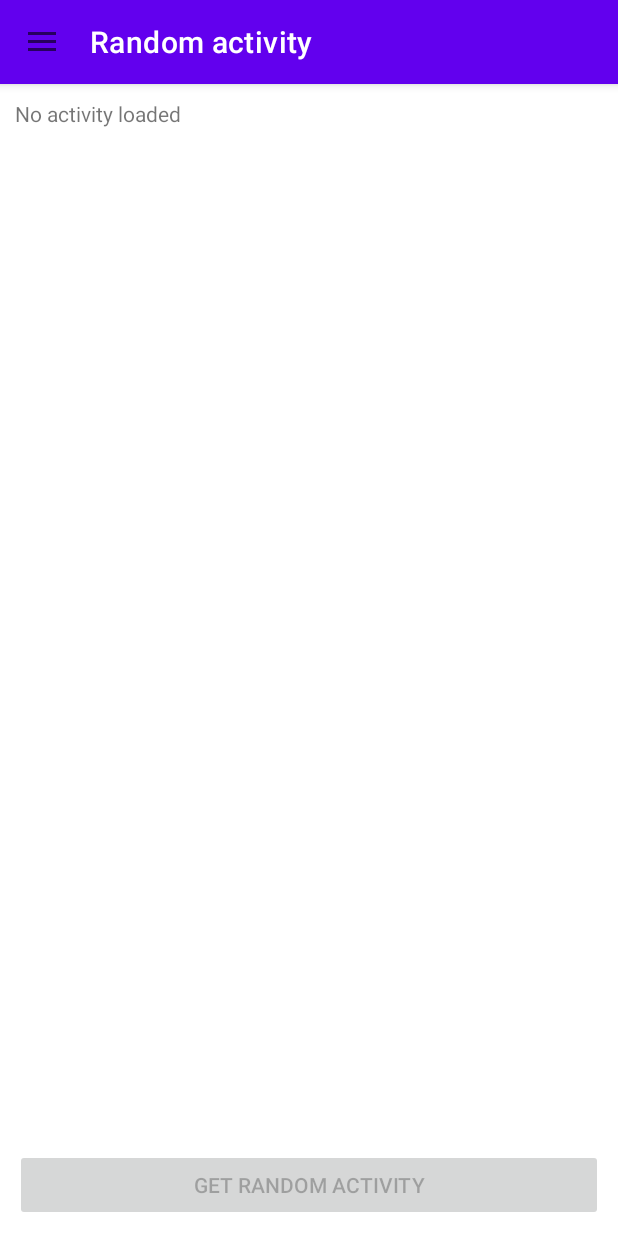
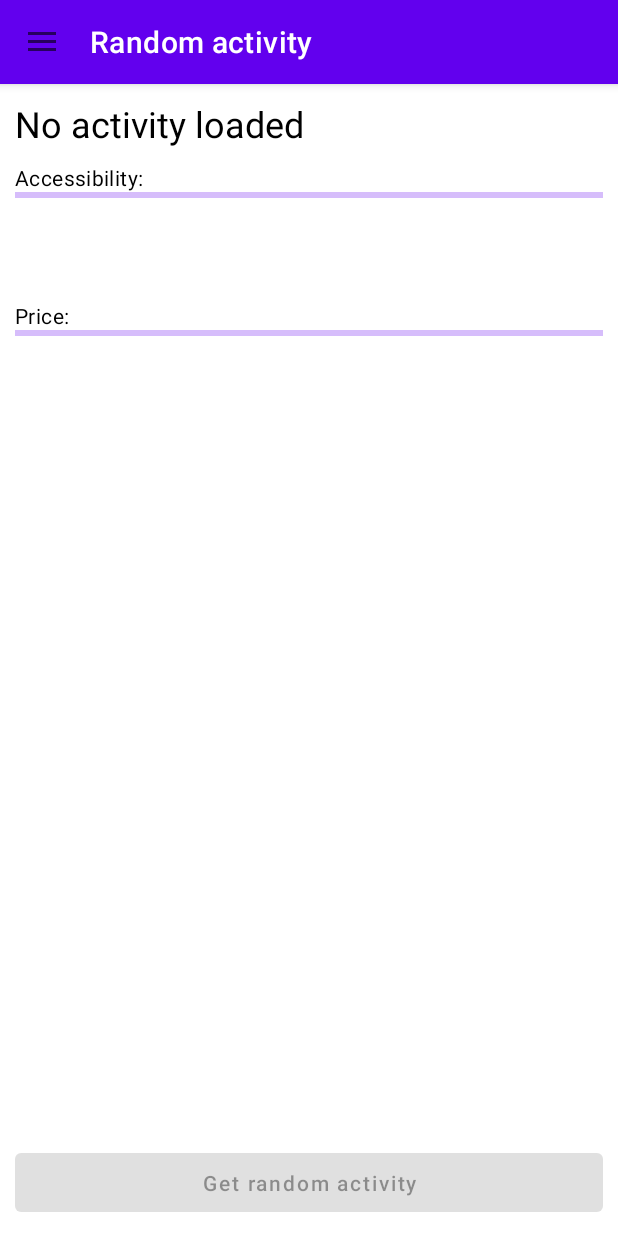
Before and after one commit to JohnyDaDeveloper/Adastra.ONETask, an Android app: the screen it shows after launch (MainActivity), on a phone screen of 412 x 824 dp. Run offline under Robolectric (Android 15) with nearby library versions, the phone set to English and light mode, and no system bars; our stand-ins replace navigation-ui; 2 statements that could not run were skipped.

Commit message:
Base styling of RandomActivityFragment

```diff
--- /dev/null
+++ b/app/src/main/java/cz/johnyapps/adastraone_task/entities/Type.java
@@ -0,0 +1,54 @@
+package cz.johnyapps.adastraone_task.entities;
+
+import androidx.annotation.DrawableRes;
+import androidx.annotation.NonNull;
+import androidx.annotation.Nullable;
+
+import cz.johnyapps.adastraone_task.R;
+import cz.johnyapps.adastraone_task.tools.Logger;
+
+public enum Type {
+    UNKNOWN(R.drawable.type_unknown),
+    EDUCATION(R.drawable.type_education),
+    RECREATIONAL(R.drawable.type_recreational),
+    SOCIAL(R.drawable.type_social),
+    DIY(R.drawable.type_diy),
+    CHARITY(R.drawable.type_charity),
+    COOKING(R.drawable.type_cooking),
+    RELAXATION(R.drawable.type_relaxation),
+    MUSIC(R.drawable.type_music),
+    BUSYWORK(R.drawable.type_busywork);
+
+    @DrawableRes
+    private final int drawableId;
+
+    Type(@DrawableRes int drawableId) {
+        this.drawableId = drawableId;
+    }
+
+    public int getDrawableId() {
+        return drawableId;
+    }
+
+    @NonNull
+    public static Type fromString(@Nullable String value) {
+        Logger.d("TAG", "fromString: %s", value);
+
+        if (value == null) {
+            return getDefault();
+        }
+
+        try {
+            return Type.valueOf(value.toUpperCase());
+        } catch (IllegalArgumentException ignored) {
+
+        }
+
+        return getDefault();
+    }
+
+    @NonNull
+    public static Type getDefault() {
+        return UNKNOWN;
+    }
+}
--- a/app/src/main/java/cz/johnyapps/adastraone_task/fragments/RandomActivityFragment.java
+++ b/app/src/main/java/cz/johnyapps/adastraone_task/fragments/RandomActivityFragment.java
@@ -1,5 +1,6 @@
 package cz.johnyapps.adastraone_task.fragments;
 
+import android.os.Build;
 import android.os.Bundle;
 import android.view.LayoutInflater;
 import android.view.View;
@@ -10,6 +11,7 @@ import androidx.annotation.Nullable;
 import androidx.fragment.app.Fragment;
 import androidx.lifecycle.ViewModelProvider;
 
+import cz.johnyapps.adastraone_task.entities.Type;
 import cz.johnyapps.adastraone_task.viewmodels.MainViewModel;
 import cz.johnyapps.adastraone_task.R;
 import cz.johnyapps.adastraone_task.databinding.FragmnetRandomActivityBinding;
@@ -17,7 +19,9 @@ import cz.johnyapps.adastraone_task.entities.Activity;
 import cz.johnyapps.adastraone_task.tools.Logger;
 
 public class RandomActivityFragment extends Fragment {
+    @NonNull
     private static final String TAG = "RandomActivityFragment";
+    private static final int MAX_PROGRESS = 100;
 
     private MainViewModel viewModel;
 
@@ -35,6 +39,7 @@ public class RandomActivityFragment extends Fragment {
     public View onCreateView(@NonNull LayoutInflater inflater, @Nullable ViewGroup container, @Nullable Bundle savedInstanceState) {
         binding = FragmnetRandomActivityBinding.inflate(inflater);
         binding.randomActivityButton.setOnClickListener(v -> viewModel.getActivityService().fetchRandomActivity());
+        binding.accessibilityProgress.setMax(MAX_PROGRESS);
         setupObservers();
         return binding.getRoot();
     }
@@ -68,20 +73,42 @@ public class RandomActivityFragment extends Fragment {
 
         if (activity != null) {
             binding.activityNameTextView.setText(activity.getActivity());
-            binding.accessibilityTextView.setText(String.valueOf(activity.getAccessibility()));
-            binding.typeTextView.setText(activity.getType());
+            binding.typeImageView.setImageResource(Type.fromString(activity.getType()).getDrawableId());
+            binding.typeImageView.setVisibility(View.VISIBLE);
             binding.participantsTextView.setText(String.valueOf(activity.getParticipants()));
-            binding.priceTextView.setText(String.valueOf(activity.getPrice()));
             binding.linkTextView.setText(activity.getLink());
             binding.keyTextView.setText(activity.getKey());
+
+            if (Build.VERSION.SDK_INT >= Build.VERSION_CODES.N) {
+                binding.accessibilityProgress.setProgress(toProgress(activity.getAccessibility()), true);
+                binding.priceProgress.setProgress(toProgress(activity.getPrice()), true);
+            } else {
+                binding.accessibilityProgress.setProgress(toProgress(activity.getAccessibility()));
+                binding.priceProgress.setProgress(toProgress(activity.getPrice()));
+            }
         } else {
             binding.activityNameTextView.setText(R.string.activityNameTextView_default);
-            binding.accessibilityTextView.setText(null);
-            binding.typeTextView.setText(null);
+            binding.typeImageView.setImageBitmap(null);
+            binding.typeImageView.setVisibility(View.GONE);
             binding.participantsTextView.setText(null);
-            binding.priceTextView.setText(null);
             binding.linkTextView.setText(null);
             binding.keyTextView.setText(null);
+
+            if (Build.VERSION.SDK_INT >= Build.VERSION_CODES.N) {
+                binding.accessibilityProgress.setProgress(0, true);
+                binding.priceProgress.setProgress(0, true);
+            } else {
+                binding.accessibilityProgress.setProgress(0);
+                binding.priceProgress.setProgress(0);
+            }
         }
     }
+
+    private int toProgress(@Nullable Float f) {
+        if (f == null) {
+            return 0;
+        }
+
+        return Math.round(MAX_PROGRESS * f);
+    }
 }
--- /dev/null
+++ b/app/src/main/res/drawable/type_busywork.xml
@@ -0,0 +1,10 @@
+<vector xmlns:android="http://schemas.android.com/apk/res/android"
+    android:width="24dp"
+    android:height="24dp"
+    android:viewportWidth="24"
+    android:viewportHeight="24"
+    android:tint="?attr/colorOnSurface">
+  <path
+      android:fillColor="@android:color/white"
+      android:pathData="M6,19c0,1.1 0.9,2 2,2h8c1.1,0 2,-0.9 2,-2V7H6v12zM19,4h-3.5l-1,-1h-5l-1,1H5v2h14V4z"/>
+</vector>
--- /dev/null
+++ b/app/src/main/res/drawable/type_charity.xml
@@ -0,0 +1,10 @@
+<vector xmlns:android="http://schemas.android.com/apk/res/android"
+    android:width="24dp"
+    android:height="24dp"
+    android:viewportWidth="24"
+    android:viewportHeight="24"
+    android:tint="?attr/colorOnSurface">
+  <path
+      android:fillColor="@android:color/white"
+      android:pathData="M12,21.35l-1.45,-1.32C5.4,15.36 2,12.28 2,8.5 2,5.42 4.42,3 7.5,3c1.74,0 3.41,0.81 4.5,2.09C13.09,3.81 14.76,3 16.5,3 19.58,3 22,5.42 22,8.5c0,3.78 -3.4,6.86 -8.55,11.54L12,21.35z"/>
+</vector>
--- /dev/null
+++ b/app/src/main/res/drawable/type_cooking.xml
@@ -0,0 +1,10 @@
+<vector xmlns:android="http://schemas.android.com/apk/res/android"
+    android:width="24dp"
+    android:height="24dp"
+    android:viewportWidth="24"
+    android:viewportHeight="24"
+    android:tint="?attr/colorOnSurface">
+  <path
+      android:fillColor="@android:color/white"
+      android:pathData="M11,9L9,9L9,2L7,2v7L5,9L5,2L3,2v7c0,2.12 1.66,3.84 3.75,3.97L6.75,22h2.5v-9.03C11.34,12.84 13,11.12 13,9L13,2h-2v7zM16,6v8h2.5v8L21,22L21,2c-2.76,0 -5,2.24 -5,4z"/>
+</vector>
--- /dev/null
+++ b/app/src/main/res/drawable/type_diy.xml
@@ -0,0 +1,13 @@
+<vector xmlns:android="http://schemas.android.com/apk/res/android"
+    android:width="24dp"
+    android:height="24dp"
+    android:viewportWidth="24"
+    android:viewportHeight="24"
+    android:tint="?attr/colorOnSurface">
+  <path
+      android:fillColor="@android:color/white"
+      android:pathData="M21.67,18.17l-5.3,-5.3h-0.99l-2.54,2.54v0.99l5.3,5.3c0.39,0.39 1.02,0.39 1.41,0l2.12,-2.12C22.06,19.2 22.06,18.56 21.67,18.17z"/>
+  <path
+      android:fillColor="@android:color/white"
+      android:pathData="M17.34,10.19l1.41,-1.41l2.12,2.12c1.17,-1.17 1.17,-3.07 0,-4.24l-3.54,-3.54l-1.41,1.41V1.71L15.22,1l-3.54,3.54l0.71,0.71h2.83l-1.41,1.41l1.06,1.06l-2.89,2.89L7.85,6.48V5.06L4.83,2.04L2,4.87l3.03,3.03h1.41l4.13,4.13l-0.85,0.85H7.6l-5.3,5.3c-0.39,0.39 -0.39,1.02 0,1.41l2.12,2.12c0.39,0.39 1.02,0.39 1.41,0l5.3,-5.3v-2.12l5.15,-5.15L17.34,10.19z"/>
+</vector>
--- /dev/null
+++ b/app/src/main/res/drawable/type_education.xml
@@ -0,0 +1,10 @@
+<vector xmlns:android="http://schemas.android.com/apk/res/android"
+    android:width="24dp"
+    android:height="24dp"
+    android:viewportWidth="24"
+    android:viewportHeight="24"
+    android:tint="?attr/colorOnSurface">
+  <path
+      android:fillColor="@android:color/white"
+      android:pathData="M5,13.18v4L12,21l7,-3.82v-4L12,17l-7,-3.82zM12,3L1,9l11,6 9,-4.91V17h2V9L12,3z"/>
+</vector>
--- /dev/null
+++ b/app/src/main/res/drawable/type_music.xml
@@ -0,0 +1,10 @@
+<vector xmlns:android="http://schemas.android.com/apk/res/android"
+    android:width="24dp"
+    android:height="24dp"
+    android:viewportWidth="24"
+    android:viewportHeight="24"
+    android:tint="?attr/colorOnSurface">
+  <path
+      android:fillColor="@android:color/white"
+      android:pathData="M12,3v10.55c-0.59,-0.34 -1.27,-0.55 -2,-0.55 -2.21,0 -4,1.79 -4,4s1.79,4 4,4 4,-1.79 4,-4V7h4V3h-6z"/>
+</vector>
--- /dev/null
+++ b/app/src/main/res/drawable/type_recreational.xml
@@ -0,0 +1,10 @@
+<vector xmlns:android="http://schemas.android.com/apk/res/android"
+    android:width="24dp"
+    android:height="24dp"
+    android:viewportWidth="24"
+    android:viewportHeight="24"
+    android:tint="?attr/colorOnSurface">
+  <path
+      android:fillColor="@android:color/white"
+      android:pathData="M12,22c4.97,0 9,-4.03 9,-9 -4.97,0 -9,4.03 -9,9zM5.6,10.25c0,1.38 1.12,2.5 2.5,2.5 0.53,0 1.01,-0.16 1.42,-0.44l-0.02,0.19c0,1.38 1.12,2.5 2.5,2.5s2.5,-1.12 2.5,-2.5l-0.02,-0.19c0.4,0.28 0.89,0.44 1.42,0.44 1.38,0 2.5,-1.12 2.5,-2.5 0,-1 -0.59,-1.85 -1.43,-2.25 0.84,-0.4 1.43,-1.25 1.43,-2.25 0,-1.38 -1.12,-2.5 -2.5,-2.5 -0.53,0 -1.01,0.16 -1.42,0.44l0.02,-0.19C14.5,2.12 13.38,1 12,1S9.5,2.12 9.5,3.5l0.02,0.19c-0.4,-0.28 -0.89,-0.44 -1.42,-0.44 -1.38,0 -2.5,1.12 -2.5,2.5 0,1 0.59,1.85 1.43,2.25 -0.84,0.4 -1.43,1.25 -1.43,2.25zM12,5.5c1.38,0 2.5,1.12 2.5,2.5s-1.12,2.5 -2.5,2.5S9.5,9.38 9.5,8s1.12,-2.5 2.5,-2.5zM3,13c0,4.97 4.03,9 9,9 0,-4.97 -4.03,-9 -9,-9z"/>
+</vector>
--- /dev/null
+++ b/app/src/main/res/drawable/type_relaxation.xml
@@ -0,0 +1,10 @@
+<vector xmlns:android="http://schemas.android.com/apk/res/android"
+    android:width="24dp"
+    android:height="24dp"
+    android:viewportWidth="24"
+    android:viewportHeight="24"
+    android:tint="?attr/colorOnSurface">
+  <path
+      android:fillColor="@android:color/white"
+      android:pathData="M21,10c-1.1,0 -2,0.9 -2,2v3H5v-3c0,-1.1 -0.89,-2 -2,-2s-2,0.9 -2,2v5c0,1.1 0.9,2 2,2h18c1.1,0 2,-0.9 2,-2v-5C23,10.9 22.1,10 21,10zM18,5H6C4.9,5 4,5.9 4,7v2.15c1.16,0.41 2,1.52 2,2.81V14h12v-2.03c0,-1.3 0.84,-2.4 2,-2.81V7C20,5.9 19.1,5 18,5z"/>
+</vector>
--- /dev/null
+++ b/app/src/main/res/drawable/type_social.xml
@@ -0,0 +1,10 @@
+<vector xmlns:android="http://schemas.android.com/apk/res/android"
+    android:width="24dp"
+    android:height="24dp"
+    android:viewportWidth="24"
+    android:viewportHeight="24"
+    android:tint="?attr/colorOnSurface">
+  <path
+      android:fillColor="@android:color/white"
+      android:pathData="M23,17c0,3.31 -2.69,6 -6,6v-1.5c2.48,0 4.5,-2.02 4.5,-4.5H23zM1,7c0,-3.31 2.69,-6 6,-6v1.5C4.52,2.5 2.5,4.52 2.5,7H1zM8.01,4.32l-4.6,4.6c-3.22,3.22 -3.22,8.45 0,11.67s8.45,3.22 11.67,0l7.07,-7.07c0.49,-0.49 0.49,-1.28 0,-1.77c-0.49,-0.49 -1.28,-0.49 -1.77,0l-4.42,4.42l-0.71,-0.71l6.54,-6.54c0.49,-0.49 0.49,-1.28 0,-1.77s-1.28,-0.49 -1.77,0l-5.83,5.83l-0.71,-0.71l6.89,-6.89c0.49,-0.49 0.49,-1.28 0,-1.77s-1.28,-0.49 -1.77,0l-6.89,6.89L11.02,9.8l5.48,-5.48c0.49,-0.49 0.49,-1.28 0,-1.77s-1.28,-0.49 -1.77,0l-7.62,7.62c1.22,1.57 1.11,3.84 -0.33,5.28l-0.71,-0.71c1.17,-1.17 1.17,-3.07 0,-4.24l-0.35,-0.35l4.07,-4.07c0.49,-0.49 0.49,-1.28 0,-1.77C9.29,3.83 8.5,3.83 8.01,4.32z"/>
+</vector>
--- /dev/null
+++ b/app/src/main/res/drawable/type_unknown.xml
@@ -0,0 +1,10 @@
+<vector android:height="24dp"
+    android:viewportHeight="100"
+    android:viewportWidth="100"
+    android:width="24dp"
+    android:tint="?colorOnSurface"
+    xmlns:android="http://schemas.android.com/apk/res/android">
+    <path android:fillColor="#000000"
+        android:pathData="m64.556,36.926q0,3.376 -1.206,6.029 -1.206,2.618 -3.169,4.651 -1.929,1.964 -4.444,3.686 -2.515,1.723 -5.34,3.342v7.751H44.229V51.878q2.239,-1.275 4.823,-2.791 2.618,-1.516 4.272,-3.066 1.998,-1.791 3.101,-3.686 1.102,-1.929 1.102,-4.892 0,-3.893 -2.653,-5.788 -2.618,-1.929 -6.787,-1.929 -3.721,0 -7.062,1.171 -3.307,1.171 -5.237,2.377h-0.345v-7.028q2.412,-0.93 6.098,-1.654 3.721,-0.758 7.028,-0.758 7.407,0 11.679,3.617 4.306,3.583 4.306,9.474zM50.947,76.166h-7.028v-7.269h7.028z"
+        android:strokeColor="#00000000" android:strokeWidth="0.264583"/>
+</vector>
--- a/app/src/main/res/layout/fragmnet_random_activity.xml
+++ b/app/src/main/res/layout/fragmnet_random_activity.xml
@@ -2,6 +2,7 @@
 <RelativeLayout xmlns:android="http://schemas.android.com/apk/res/android"
     android:layout_width="match_parent"
     android:layout_height="match_parent"
+    xmlns:app="http://schemas.android.com/apk/res-auto"
     android:padding="?spacingDefault">
 
     <androidx.appcompat.widget.LinearLayoutCompat
@@ -11,21 +12,41 @@
         android:layout_marginBottom="?spacingDefault"
         android:orientation="vertical">
 
-        <androidx.appcompat.widget.AppCompatTextView
-            android:id="@+id/activityNameTextView"
+        <androidx.appcompat.widget.LinearLayoutCompat
             android:layout_width="match_parent"
             android:layout_height="wrap_content"
-            android:layout_marginBottom="?spacingDefault"
-            android:text="@string/activityNameTextView_default" />
+            android:orientation="horizontal">
+
+            <androidx.appcompat.widget.AppCompatImageView
+                android:id="@+id/typeImageView"
+                android:layout_width="48dp"
+                android:layout_height="match_parent"
+                android:minHeight="48dp"
+                android:foregroundGravity="center"
+                android:visibility="gone"
+                android:layout_marginEnd="?spacingDefault"
+                android:layout_marginBottom="?spacingDefault"
+                app:srcCompat="@drawable/type_unknown" />
+
+            <androidx.appcompat.widget.AppCompatTextView
+                android:id="@+id/activityNameTextView"
+                android:layout_width="match_parent"
+                android:layout_height="wrap_content"
+                android:layout_marginBottom="?spacingDefault"
+                android:text="@string/activityNameTextView_default"
+                android:textAppearance="@style/TextAppearance.AdastraONETask.Large" />
+        </androidx.appcompat.widget.LinearLayoutCompat>
 
         <androidx.appcompat.widget.AppCompatTextView
-            android:id="@+id/accessibilityTextView"
+            android:id="@+id/accessibilityProgressLabel"
             android:layout_width="match_parent"
             android:layout_height="wrap_content"
-            android:layout_marginBottom="?spacingDefault" />
+            android:labelFor="@id/accessibilityProgress"
+            android:textAppearance="@style/TextAppearance.AdastraONETask.Small"
+            android:text="@string/accessibilityProgressLabel" />
 
-        <androidx.appcompat.widget.AppCompatTextView
-            android:id="@+id/typeTextView"
+        <com.google.android.material.progressindicator.LinearProgressIndicator
+            android:id="@+id/accessibilityProgress"
             android:layout_width="match_parent"
             android:layout_height="wrap_content"
             android:layout_marginBottom="?spacingDefault" />
@@ -34,16 +55,30 @@
             android:id="@+id/participantsTextView"
             android:layout_width="match_parent"
             android:layout_height="wrap_content"
-            android:layout_marginBottom="?spacingDefault" />
+            android:layout_marginBottom="?spacingDefault"
+            android:textAppearance="@style/TextAppearance.AdastraONETask.Small" />
 
         <androidx.appcompat.widget.AppCompatTextView
             android:id="@+id/linkTextView"
             android:layout_width="match_parent"
             android:layout_height="wrap_content"
-            android:layout_marginBottom="?spacingDefault" />
+            android:layout_marginBottom="?spacingDefault"
+            android:autoLink="web"
+            android:background="?selectableItemBackground"
+            android:clickable="true"
+            android:focusable="true"
+            android:textAppearance="@style/TextAppearance.AdastraONETask.Small" />
 
         <androidx.appcompat.widget.AppCompatTextView
-            android:id="@+id/priceTextView"
+            android:id="@+id/priceProgressLabel"
+            android:layout_width="match_parent"
+            android:layout_height="wrap_content"
+            android:labelFor="@id/priceProgress"
+            android:textAppearance="@style/TextAppearance.AdastraONETask.Small"
+            android:text="@string/priceProgressLabel" />
+
+        <com.google.android.material.progressindicator.LinearProgressIndicator
+            android:id="@+id/priceProgress"
             android:layout_width="match_parent"
             android:layout_height="wrap_content"
             android:layout_marginBottom="?spacingDefault" />
@@ -51,13 +86,16 @@
         <androidx.appcompat.widget.AppCompatTextView
             android:id="@+id/keyTextView"
             android:layout_width="match_parent"
-            android:layout_height="wrap_content" />
+            android:layout_height="wrap_content"
+            android:textAppearance="@style/TextAppearance.AdastraONETask.Small" />
     </androidx.appcompat.widget.LinearLayoutCompat>
 
-    <androidx.appcompat.widget.AppCompatButton
+    <com.google.android.material.button.MaterialButton
         android:id="@+id/randomActivityButton"
         android:layout_width="match_parent"
         android:layout_height="wrap_content"
         android:layout_alignParentBottom="true"
+        android:textAllCaps="false"
+        android:padding="?spacingDefault"
         android:text="@string/randomActivityButton" />
 </RelativeLayout>
--- a/app/src/main/res/values/strings.xml
+++ b/app/src/main/res/values/strings.xml
@@ -7,4 +7,6 @@
 
     <string name="activityNameTextView_default">No activity loaded</string>
     <string name="randomActivityButton">Get random activity</string>
+    <string name="accessibilityProgressLabel">Accessibility:</string>
+    <string name="priceProgressLabel">Price:</string>
 </resources>
--- a/app/src/main/res/values/themes.xml
+++ b/app/src/main/res/values/themes.xml
@@ -18,7 +18,7 @@
         <item name="colorOnSecondary">@color/black</item>
     </style>
 
-    <style name="TextAppearance.AdastraONETask.Large" parent="TextAppearance.MaterialComponents.Headline4">
+    <style name="TextAppearance.AdastraONETask.Large" parent="TextAppearance.MaterialComponents.Headline5">
         <item name="android:textColor">?colorOnSurface</item>
     </style>
 
```
